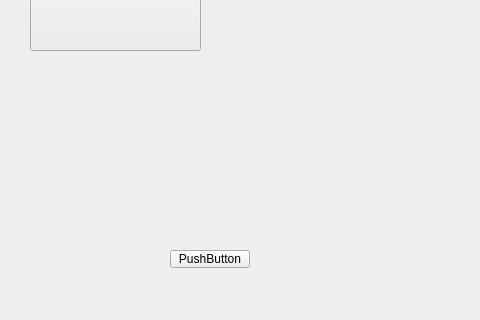
Before: the Qt Designer form mainwindow.ui in juzzzzzt/SpaceMissions, drawn with Qt 5; both pictures show x 0 to 480 and y 280 to 600 of the 800 by 600 pixel window.
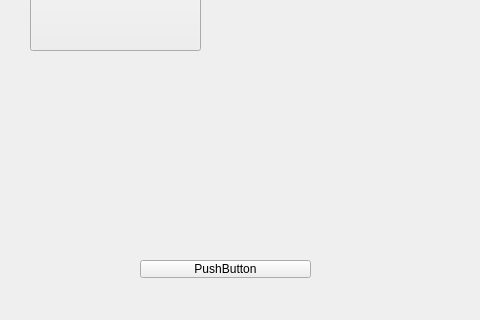
After: the same form once the commit is applied.

Diff of the .ui file:
```diff
--- a/mainwindow.ui
+++ b/mainwindow.ui
@@ -56,9 +56,9 @@
    <widget class="QPushButton" name="pushButton_4">
     <property name="geometry">
      <rect>
-      <x>170</x>
-      <y>530</y>
-      <width>80</width>
+      <x>140</x>
+      <y>540</y>
+      <width>171</width>
       <height>18</height>
      </rect>
     </property>
```
